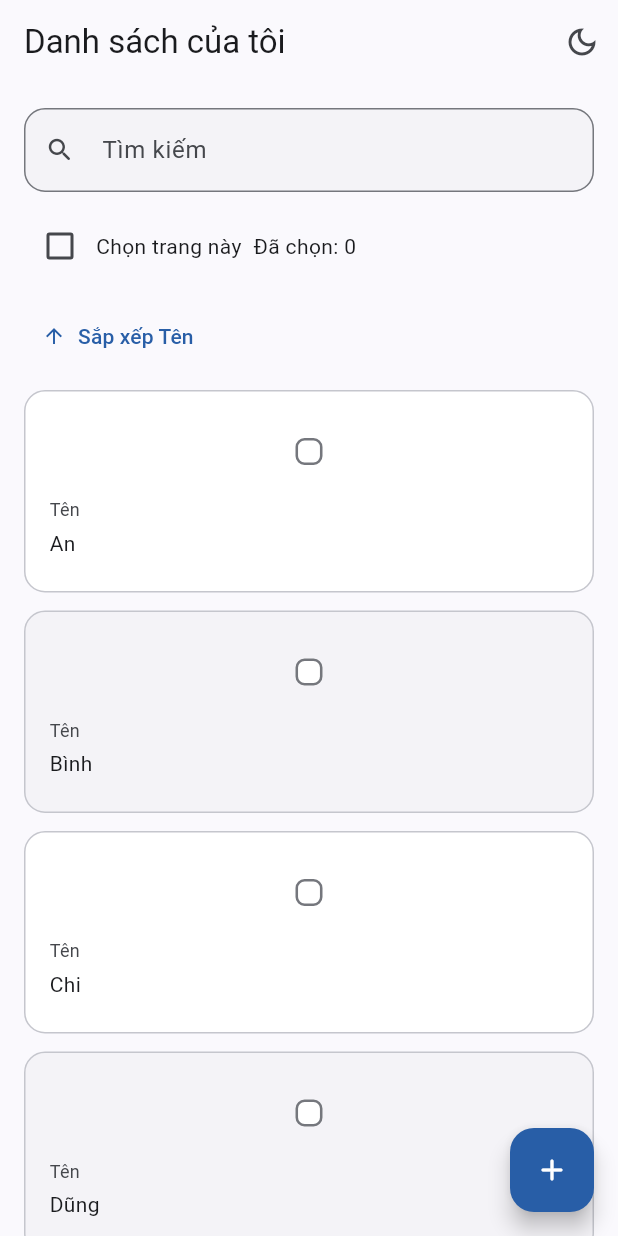
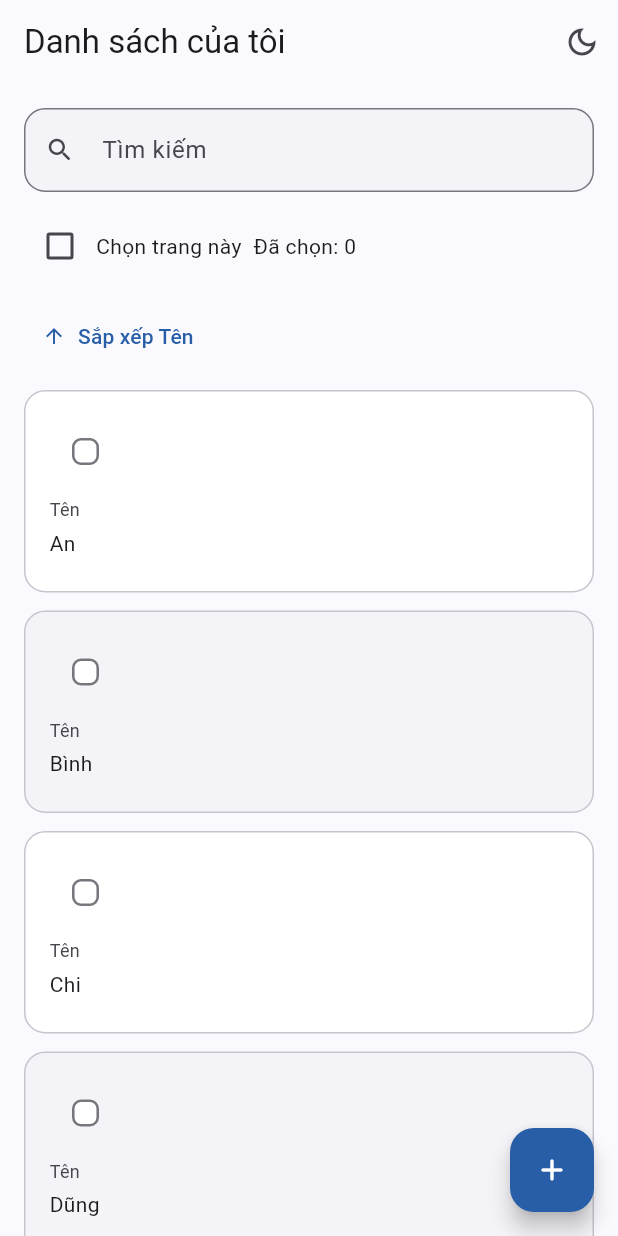
Before and after one commit to HYowshi/flutter-ui, a Flutter app: the CustomPage screen opened directly, on a phone screen of 412 x 824 dp. Run offline on Flutter 3.47's test engine with Material 3 defaults, Android fonts, the phone set to English and light mode, and no system bars; our stand-ins replace material_color_utilities.

Commit message:
Align mobile table selection with card content

```diff
--- a/lib/src/table.dart
+++ b/lib/src/table.dart
@@ -323,7 +323,11 @@ class _UITableState<T> extends State<UITable<T>> {
                     child: Column(
                       crossAxisAlignment: CrossAxisAlignment.stretch,
                       children: [
-                        if (selectable) checkbox(widget.rows[index]),
+                        if (selectable)
+                          Align(
+                            alignment: AlignmentDirectional.centerStart,
+                            child: checkbox(widget.rows[index]),
+                          ),
                         for (final column in widget.columns)
                           Padding(
                             padding: const EdgeInsets.symmetric(vertical: 6),
```
